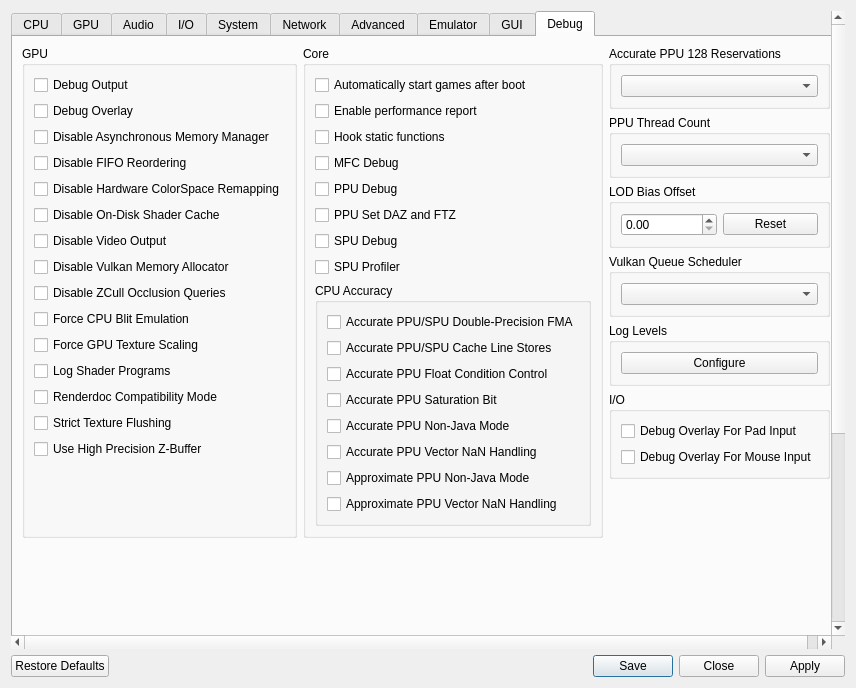
RPCS3/rpcs3, file rpcs3/rpcs3qt/settings_dialog.ui: the form before one commit.
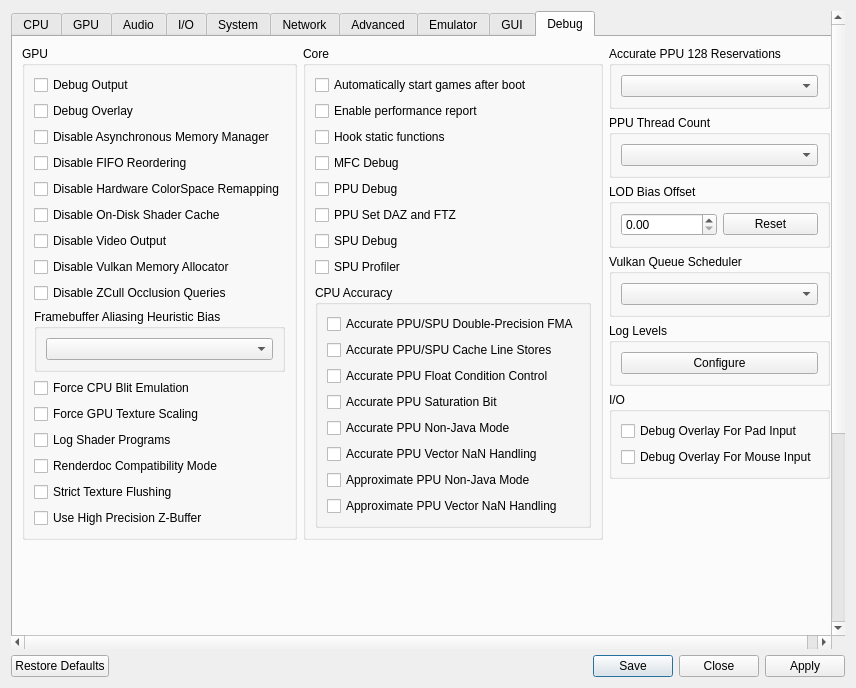
The form after the commit. The open tabs and pages were chosen to show the change. Icons and pictures are not drawn.

Commit message: RSX: add Framebuffer Aliasing Heuristic Bias option

Patch:
```diff
--- a/rpcs3/rpcs3qt/settings_dialog.ui
+++ b/rpcs3/rpcs3qt/settings_dialog.ui
@@ -4377,6 +4377,18 @@
                </property>
               </widget>
              </item>
+             <item>
+              <widget class="QGroupBox" name="gb_fbAliasingBias">
+               <property name="title">
+                <string>Framebuffer Aliasing Heuristic Bias</string>
+               </property>
+               <layout class="QVBoxLayout" name="gb_fbAliasingBias_layout">
+                <item>
+                 <widget class="QComboBox" name="fbAliasingBias"/>
+                </item>
+               </layout>
+              </widget>
+             </item>
              <item>
               <widget class="QCheckBox" name="forceCpuBlitEmulation">
                <property name="text">
```
The commit also changes 9 other files.
